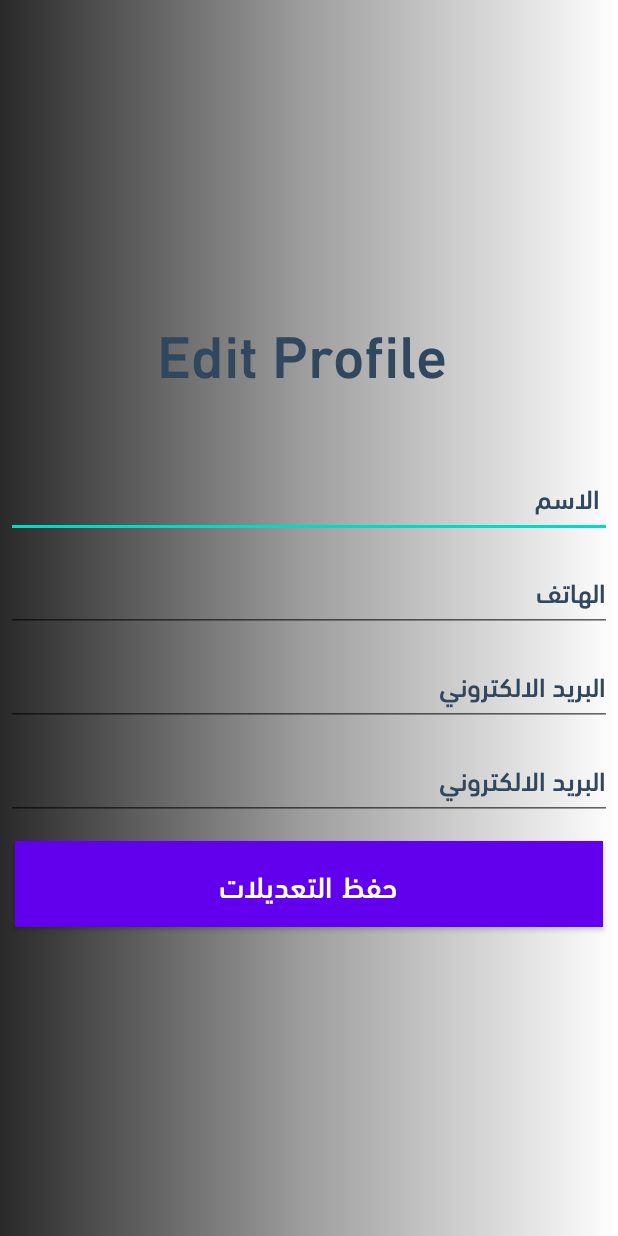
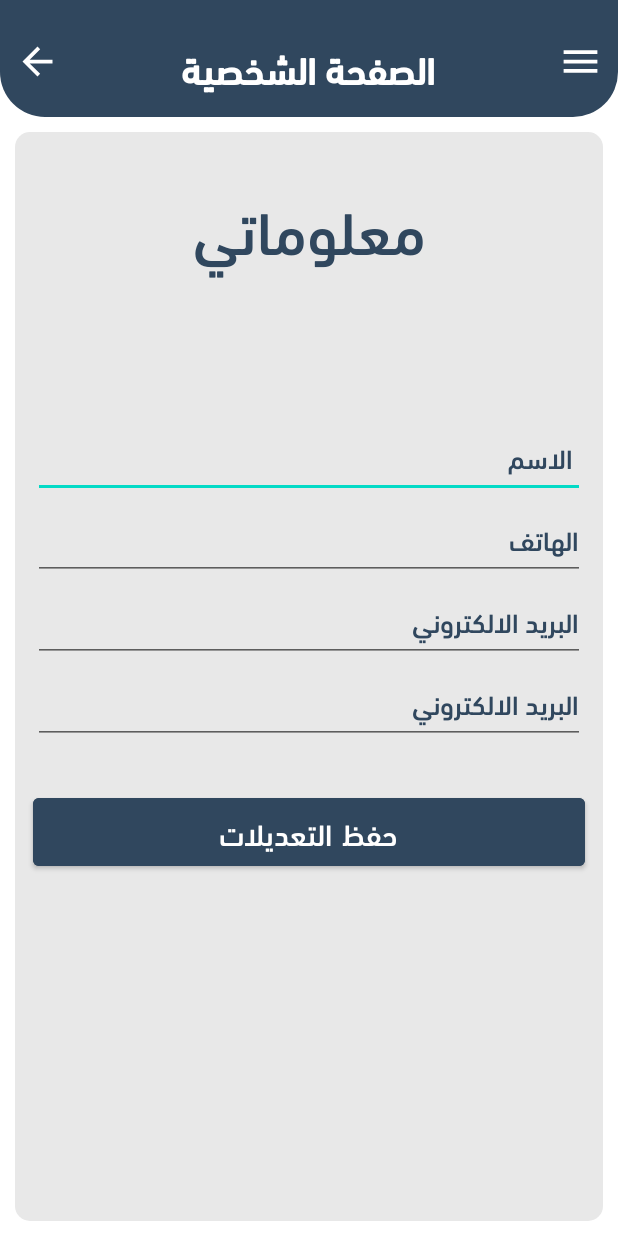
Before and after one commit to loai98/Nine11_2, an Android app: the Edit_profile screen opened directly, with no data from a screen before it, on a phone screen of 412 x 824 dp. Run offline under Robolectric (Android 15) with nearby library versions, the phone set to English and light mode, and no system bars; our stand-ins replace Firebase (no records; nobody signed in at launch, a user with empty details on screens opened directly); libraries missing offline, so code that uses them is left out: androidx.constraintlayout.solver.

Commit message:
it's done

```diff
--- a/app/src/main/AndroidManifest.xml
+++ b/app/src/main/AndroidManifest.xml
@@ -11,7 +11,7 @@
 
     <application
         android:allowBackup="true"
-        android:icon="@drawable/header1"
+        android:icon="@drawable/main_logo"
         android:label="@string/app_name"
         android:roundIcon="@mipmap/ic_launcher_round"
         android:supportsRtl="true"
--- a/app/src/main/res/layout/activity_edit_profile.xml
+++ b/app/src/main/res/layout/activity_edit_profile.xml
@@ -6,24 +6,122 @@
     android:orientation="vertical"
     android:gravity="center"
     tools:context=".Edit_profile"
-    android:background="@drawable/header_layer_sign">
+    android:background="@color/white">
+
+
+    <androidx.constraintlayout.widget.ConstraintLayout
+        android:id="@+id/dashHeader"
+        android:layout_width="match_parent"
+        android:layout_height="wrap_content"
+        android:background="@drawable/header_dash"
+        android:padding="10dp"
+        >
+
+
+        <ImageView
+            android:id="@+id/arrowBack"
+            android:layout_width="30dp"
+            android:layout_height="30dp"
+            android:layout_marginTop="16dp"
+            android:layout_marginRight="30dp"
+            android:contentDescription="@string/app_name"
+            android:onClick="finhsh"
+            android:src="@drawable/ic_baseline_arrow_back_24"
+            app:layout_constraintBottom_toBottomOf="parent"
+            app:layout_constraintHorizontal_bias="0.82"
+            app:layout_constraintLeft_toLeftOf="parent"
+            app:layout_constraintTop_toTopOf="parent"
+            app:layout_constraintVertical_bias="0.0"
+            app:tint="@color/white" />
 
         <TextView
+            android:id="@+id/titleReport"
+            android:layout_width="wrap_content"
+            android:layout_height="wrap_content"
+            android:layout_marginTop="11dp"
+            android:gravity="center"
+            android:text="الصفحة الشخصية"
+            android:textColor="@color/white"
+            android:textSize="25sp"
+            android:textStyle="bold"
+            app:layout_constraintHorizontal_bias="0.496"
+            app:layout_constraintLeft_toRightOf="@+id/arrowBack"
+            app:layout_constraintRight_toLeftOf="@+id/imageMenu"
+            app:layout_constraintTop_toTopOf="parent"
+            app:layout_goneMarginTop="15dp" />
+
+        <ImageView
+            android:id="@+id/imageMenu"
+            android:layout_width="30dp"
+            android:layout_height="30dp"
+            android:layout_marginLeft="30dp"
+            android:layout_marginTop="16dp"
+            android:contentDescription="@string/app_name"
+            android:src="@drawable/ic_baseline_menu"
+            app:layout_constraintBottom_toBottomOf="parent"
+            app:layout_constraintRight_toRightOf="parent"
+            app:layout_constraintTop_toTopOf="parent"
+            app:layout_constraintVertical_bias="0.0"
+            app:menu="@menu/menu"
+            app:tint="@color/white"></ImageView>
+
+
+        <!--        <LinearLayout-->
+        <!--            android:layout_width="match_parent"-->
+        <!--            android:layout_height="wrap_content"-->
+        <!--            android:layout_marginLeft="15dp"-->
+        <!--            android:layout_marginTop="15dp"-->
+        <!--            android:layout_marginRight="15dp"-->
+        <!--            android:layout_marginBottom="15dp"-->
+        <!--            android:background="@drawable/white_rec_back"-->
+        <!--            android:orientation="horizontal"-->
+        <!--            app:layout_constraintBottom_toBottomOf="parent"-->
+        <!--            app:layout_constraintTop_toBottomOf="@id/imageMenu">-->
+        <!--        </LinearLayout>-->
+
+    </androidx.constraintlayout.widget.ConstraintLayout>
+    <RelativeLayout
+        android:layout_marginTop="10dp"
+        android:layout_marginLeft="10dp"
+        android:layout_marginRight="10dp"
+        android:layout_marginBottom="10dp"
+        android:padding="2dp"
+        android:background="@drawable/white_rec_back"
+        android:layout_width="match_parent"
+        android:layout_height="match_parent"><![CDATA[
+
+
+        />
+
+
+
+        ]]>
+
+        <TextView
+            android:id="@+id/viw"
             android:layout_width="match_parent"
             android:layout_height="wrap_content"
-        android:text="Edit Profile "
+            android:layout_alignParentTop="true"
+            android:layout_marginTop="24dp"
+            android:layout_marginBottom="30dp"
+            android:gravity="center_horizontal"
+            android:text="معلوماتي"
+            android:textAlignment="center"
             android:textColor="@color/colorFor"
-        android:textSize="40sp"
-        android:textAlignment="center"
-        android:gravity="center_horizontal"
-        android:layout_marginBottom="30dp"/>
+            android:textSize="40sp" />
+
         <EditText
+
+            android:id="@+id/et_name"
             android:layout_width="match_parent"
             android:layout_height="wrap_content"
+            android:layout_below="@+id/viw"
+            android:layout_marginLeft="10dp"
+            android:layout_marginTop="59dp"
+            android:layout_marginRight="10dp"
+            android:drawablePadding="7dp"
             android:hint=" الاسم "
-        android:id="@+id/et_name"
-        android:layout_margin="4dp"
-        android:drawablePadding="7dp"
+
             android:paddingLeft="10dp"
             android:textColorHint="@color/colorFor">
 
@@ -34,20 +132,26 @@
         android:layout_height="wrap_content"
         android:hint="الهاتف"
         android:id="@+id/et_phone"
-        android:layout_margin="4dp"
+        android:layout_marginRight="10dp"
+        android:layout_marginLeft="10dp"
         android:drawablePadding="7dp"
         android:textColorHint="@color/colorFor"
         android:paddingLeft="10dp"
+        android:layout_below="@+id/et_name"
+
         />
     <EditText
         android:layout_width="match_parent"
         android:layout_height="wrap_content"
         android:hint="البريد الالكتروني "
         android:id="@+id/oldPass"
-        android:layout_margin="4dp"
+        android:layout_marginRight="10dp"
+        android:layout_marginLeft="10dp"
         android:drawablePadding="7dp"
         android:paddingLeft="10dp"
         android:textColorHint="@color/colorFor"
+        android:layout_below="@+id/et_phone"
+
         />
 
     <EditText
@@ -55,24 +159,28 @@
         android:layout_height="wrap_content"
         android:hint="البريد الالكتروني "
         android:id="@+id/newPass"
-        android:layout_margin="4dp"
+        android:layout_marginRight="10dp"
+        android:layout_marginLeft="10dp"
         android:drawablePadding="7dp"
         android:paddingLeft="10dp"
         android:textColorHint="@color/colorFor"
+        android:layout_below="@+id/oldPass"
+
         />
 
 
-
-
         <Button
+            android:id="@+id/btn_up"
             android:layout_width="match_parent"
+            android:layout_height="wrap_content"
+            android:layout_below="@+id/newPass"
+            android:layout_marginLeft="10dp"
+            android:layout_marginRight="10dp"
+            android:layout_marginTop="30dp"
+            android:layout_marginBottom="0dp"
+            android:backgroundTint="@color/colorFor"
             android:text="حفظ التعديلات"
-        android:layout_margin="10dp"
-        android:background="@android:color/holo_red_light"
             android:textColor="@android:color/white"
-        android:textSize="20sp"
-        android:layout_marginTop="20dp"
-        android:layout_height="wrap_content"
-        android:id="@+id/btn_up"/>
-
+            android:textSize="20sp" />
+    </RelativeLayout>
 </LinearLayout>
--- a/app/src/main/res/layout/activity_new_report.xml
+++ b/app/src/main/res/layout/activity_new_report.xml
@@ -26,7 +26,7 @@
             android:layout_marginRight="30dp"
             android:contentDescription="@string/app_name"
             android:src="@drawable/ic_baseline_arrow_back_24"
-            android:onClick="finhsh"
+            android:onClick="finish"
             app:layout_constraintBottom_toBottomOf="parent"
             app:layout_constraintLeft_toLeftOf="parent"
             app:layout_constraintHorizontal_bias="0.82"
--- a/app/src/main/res/layout/activity_select_location.xml
+++ b/app/src/main/res/layout/activity_select_location.xml
@@ -19,8 +19,9 @@
         android:layout_width="match_parent"
         android:layout_height="wrap_content"
         android:layout_alignParentBottom="true"
-        android:layout_margin="15dp"
+        android:layout_margin="20dp"
         android:text="Select"
+        android:textSize="20dp"
         android:backgroundTint="@color/colorRed"
         android:textAllCaps="false" />
 
```
Also changed, not shown: app/src/main/res/drawable/logo_main.jpeg (added). Lines whose indentation alone changed are shown as unchanged.
